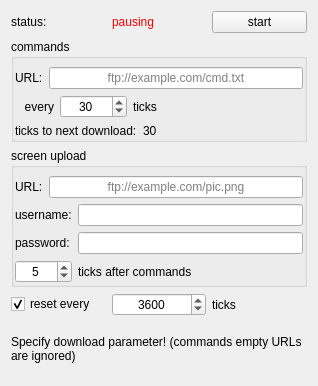
bchjoerni/mlab, file networkwindow.ui: the form before one commit.
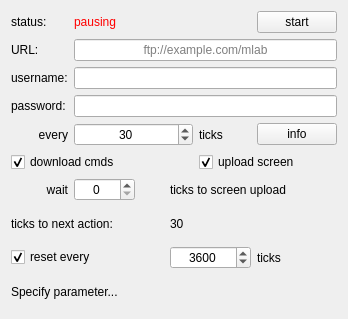
The form after the commit.

Commit message: mlabsignal system changed, networkremote window changed, portwindows now have buttons reset/refresh and clear info

```diff
--- a/networkwindow.ui
+++ b/networkwindow.ui
@@ -6,22 +6,57 @@
    <rect>
     <x>0</x>
     <y>0</y>
-    <width>318</width>
-    <height>386</height>
+    <width>348</width>
+    <height>319</height>
    </rect>
   </property>
   <property name="windowTitle">
    <string>network remote</string>
   </property>
-  <layout class="QGridLayout" name="gridLayout_3">
-   <item row="0" column="0">
-    <widget class="QLabel" name="lbl_status_lbl">
+  <layout class="QGridLayout" name="gridLayout">
+   <item row="4" column="1" colspan="3">
+    <widget class="QSpinBox" name="spb_ticks">
+     <property name="alignment">
+      <set>Qt::AlignCenter</set>
+     </property>
+     <property name="minimum">
+      <number>1</number>
+     </property>
+     <property name="maximum">
+      <number>100000</number>
+     </property>
+     <property name="value">
+      <number>30</number>
+     </property>
+    </widget>
+   </item>
+   <item row="3" column="1" colspan="6">
+    <widget class="QLineEdit" name="txt_password">
      <property name="text">
-      <string>status:</string>
+      <string/>
      </property>
+     <property name="echoMode">
+      <enum>QLineEdit::Password</enum>
+     </property>
+     <property name="alignment">
+      <set>Qt::AlignCenter</set>
+     </property>
     </widget>
    </item>
-   <item row="0" column="1">
+   <item row="10" column="3" colspan="3">
+    <widget class="QSpinBox" name="spb_reset">
+     <property name="alignment">
+      <set>Qt::AlignCenter</set>
+     </property>
+     <property name="maximum">
+      <number>10000</number>
+     </property>
+     <property name="value">
+      <number>3600</number>
+     </property>
+    </widget>
+   </item>
+   <item row="0" column="1" colspan="5">
     <widget class="QLabel" name="lbl_status">
      <property name="styleSheet">
       <string notr="true">color: red;</string>
@@ -31,242 +66,179 @@
      </property>
     </widget>
    </item>
-   <item row="0" column="2">
+   <item row="9" column="3" colspan="4">
+    <widget class="QLabel" name="lbl_ticksToNext">
+     <property name="sizePolicy">
+      <sizepolicy hsizetype="Expanding" vsizetype="Preferred">
+       <horstretch>0</horstretch>
+       <verstretch>0</verstretch>
+      </sizepolicy>
+     </property>
+     <property name="text">
+      <string>30</string>
+     </property>
+     <property name="alignment">
+      <set>Qt::AlignLeading|Qt::AlignLeft|Qt::AlignVCenter</set>
+     </property>
+    </widget>
+   </item>
+   <item row="10" column="0" colspan="2">
+    <widget class="QCheckBox" name="chb_reset">
+     <property name="text">
+      <string>reset every</string>
+     </property>
+     <property name="checked">
+      <bool>true</bool>
+     </property>
+    </widget>
+   </item>
+   <item row="3" column="0">
+    <widget class="QLabel" name="lbl_password_lbl">
+     <property name="text">
+      <string>password:</string>
+     </property>
+    </widget>
+   </item>
+   <item row="8" column="0">
+    <widget class="QLabel" name="lbl_wait_lbl">
+     <property name="text">
+      <string>wait</string>
+     </property>
+     <property name="alignment">
+      <set>Qt::AlignRight|Qt::AlignTrailing|Qt::AlignVCenter</set>
+     </property>
+    </widget>
+   </item>
+   <item row="0" column="0">
+    <widget class="QLabel" name="lbl_status_lbl">
+     <property name="text">
+      <string>status:</string>
+     </property>
+    </widget>
+   </item>
+   <item row="4" column="6">
+    <widget class="QPushButton" name="btn_info">
+     <property name="text">
+      <string>info</string>
+     </property>
+    </widget>
+   </item>
+   <item row="2" column="0">
+    <widget class="QLabel" name="lbl_username_lbl">
+     <property name="text">
+      <string>username:</string>
+     </property>
+    </widget>
+   </item>
+   <item row="1" column="0">
+    <widget class="QLabel" name="lbl_url_lbl">
+     <property name="text">
+      <string>URL:</string>
+     </property>
+    </widget>
+   </item>
+   <item row="4" column="0">
+    <widget class="QLabel" name="lbl_every_lbl">
+     <property name="text">
+      <string>every</string>
+     </property>
+     <property name="alignment">
+      <set>Qt::AlignRight|Qt::AlignTrailing|Qt::AlignVCenter</set>
+     </property>
+    </widget>
+   </item>
+   <item row="9" column="0" colspan="2">
+    <widget class="QLabel" name="lbl_ticksToNext_lbl">
+     <property name="text">
+      <string>ticks to next action:</string>
+     </property>
+    </widget>
+   </item>
+   <item row="8" column="1">
+    <widget class="QSpinBox" name="spb_ticksWait">
+     <property name="alignment">
+      <set>Qt::AlignCenter</set>
+     </property>
+     <property name="minimum">
+      <number>0</number>
+     </property>
+     <property name="maximum">
+      <number>10000</number>
+     </property>
+    </widget>
+   </item>
+   <item row="8" column="3" colspan="4">
+    <widget class="QLabel" name="lbl_waitToScreenUpload">
+     <property name="text">
+      <string>ticks to screen upload</string>
+     </property>
+    </widget>
+   </item>
+   <item row="10" column="6">
+    <widget class="QLabel" name="lbl_resetTicks_lbl">
+     <property name="text">
+      <string>ticks</string>
+     </property>
+    </widget>
+   </item>
+   <item row="2" column="1" colspan="6">
+    <widget class="QLineEdit" name="txt_username">
+     <property name="alignment">
+      <set>Qt::AlignCenter</set>
+     </property>
+     <property name="placeholderText">
+      <string/>
+     </property>
+    </widget>
+   </item>
+   <item row="1" column="1" colspan="6">
+    <widget class="QLineEdit" name="txt_url">
+     <property name="alignment">
+      <set>Qt::AlignCenter</set>
+     </property>
+     <property name="placeholderText">
+      <string>ftp://example.com/mlab</string>
+     </property>
+    </widget>
+   </item>
+   <item row="4" column="4" colspan="2">
+    <widget class="QLabel" name="lbl_ticks">
+     <property name="text">
+      <string>ticks</string>
+     </property>
+    </widget>
+   </item>
+   <item row="0" column="6">
     <widget class="QPushButton" name="btn_startStop">
      <property name="text">
       <string>start</string>
      </property>
     </widget>
    </item>
-   <item row="1" column="0" colspan="3">
-    <widget class="QGroupBox" name="grp_commands">
-     <property name="title">
-      <string>commands</string>
+   <item row="5" column="0" colspan="2">
+    <widget class="QCheckBox" name="chb_downloadCmds">
+     <property name="text">
+      <string>download cmds</string>
      </property>
-     <layout class="QGridLayout" name="gridLayout_2">
-      <property name="leftMargin">
-       <number>1</number>
-      </property>
-      <property name="topMargin">
-       <number>8</number>
-      </property>
-      <property name="rightMargin">
-       <number>1</number>
-      </property>
-      <property name="bottomMargin">
-       <number>1</number>
-      </property>
-      <item row="0" column="0">
-       <widget class="QLabel" name="lbl_urlCmd_lbl">
-        <property name="text">
-         <string>URL:</string>
-        </property>
-       </widget>
-      </item>
-      <item row="0" column="1" colspan="4">
-       <widget class="QLineEdit" name="txt_urlCmd">
-        <property name="alignment">
-         <set>Qt::AlignCenter</set>
-        </property>
-        <property name="placeholderText">
-         <string>ftp://example.com/cmd.txt</string>
-        </property>
-       </widget>
-      </item>
-      <item row="1" column="0" colspan="2">
-       <widget class="QLabel" name="lbl_checkCmd_lbl">
-        <property name="text">
-         <string>every</string>
-        </property>
-        <property name="alignment">
-         <set>Qt::AlignRight|Qt::AlignTrailing|Qt::AlignVCenter</set>
-        </property>
-       </widget>
-      </item>
-      <item row="1" column="2">
-       <widget class="QSpinBox" name="spb_ticksCmd">
-        <property name="alignment">
-         <set>Qt::AlignCenter</set>
-        </property>
-        <property name="minimum">
-         <number>1</number>
-        </property>
-        <property name="maximum">
-         <number>100000</number>
-        </property>
-        <property name="value">
-         <number>30</number>
-        </property>
-       </widget>
-      </item>
-      <item row="1" column="3" colspan="2">
-       <widget class="QLabel" name="lbl_ticksCmd">
-        <property name="text">
-         <string>ticks</string>
-        </property>
-       </widget>
-      </item>
-      <item row="2" column="0" colspan="4">
-       <widget class="QLabel" name="lbl_ticksToNextCmd_lbl">
-        <property name="text">
-         <string>ticks to next download:</string>
-        </property>
-       </widget>
-      </item>
-      <item row="2" column="4">
-       <widget class="QLabel" name="lbl_ticksToNextCmd">
-        <property name="sizePolicy">
-         <sizepolicy hsizetype="Expanding" vsizetype="Preferred">
-          <horstretch>0</horstretch>
-          <verstretch>0</verstretch>
-         </sizepolicy>
-        </property>
-        <property name="text">
-         <string>30</string>
-        </property>
-        <property name="alignment">
-         <set>Qt::AlignLeading|Qt::AlignLeft|Qt::AlignVCenter</set>
-        </property>
-       </widget>
-      </item>
-     </layout>
+     <property name="checked">
+      <bool>true</bool>
+     </property>
     </widget>
    </item>
-   <item row="2" column="0" colspan="3">
-    <widget class="QGroupBox" name="grp_screenUpload">
-     <property name="title">
-      <string>screen upload</string>
+   <item row="5" column="4" colspan="3">
+    <widget class="QCheckBox" name="chb_uploadScreen">
+     <property name="text">
+      <string>upload screen</string>
      </property>
-     <layout class="QGridLayout" name="gridLayout">
-      <property name="leftMargin">
-       <number>1</number>
-      </property>
-      <property name="topMargin">
-       <number>8</number>
-      </property>
-      <property name="rightMargin">
-       <number>1</number>
-      </property>
-      <property name="bottomMargin">
-       <number>1</number>
-      </property>
-      <item row="0" column="0">
-       <widget class="QLabel" name="lbl_urlUpload_lbl">
-        <property name="text">
-         <string>URL:</string>
-        </property>
-       </widget>
-      </item>
-      <item row="0" column="1" colspan="2">
-       <widget class="QLineEdit" name="txt_urlUpload">
-        <property name="alignment">
-         <set>Qt::AlignCenter</set>
-        </property>
-        <property name="placeholderText">
-         <string>ftp://example.com/pic.png</string>
-        </property>
-       </widget>
-      </item>
-      <item row="1" column="0" colspan="2">
-       <widget class="QLabel" name="lbl_usernameUpload_lbl">
-        <property name="text">
-         <string>username:</string>
-        </property>
-       </widget>
-      </item>
-      <item row="1" column="2">
-       <widget class="QLineEdit" name="txt_usernameUpload">
-        <property name="alignment">
-         <set>Qt::AlignCenter</set>
-        </property>
-        <property name="placeholderText">
-         <string/>
-        </property>
-       </widget>
-      </item>
-      <item row="2" column="0" colspan="2">
-       <widget class="QLabel" name="lbl_passwordUpload_lbl">
-        <property name="text">
-         <string>password:</string>
-        </property>
-       </widget>
-      </item>
-      <item row="2" column="2">
-       <widget class="QLineEdit" name="txt_passwordUpload">
-        <property name="text">
-         <string/>
-        </property>
-        <property name="echoMode">
-         <enum>QLineEdit::Password</enum>
-        </property>
-        <property name="alignment">
-         <set>Qt::AlignCenter</set>
-        </property>
-       </widget>
-      </item>
-      <item row="3" column="0" colspan="2">
-       <widget class="QSpinBox" name="spb_ticksUpload">
-        <property name="alignment">
-         <set>Qt::AlignCenter</set>
-        </property>
-        <property name="minimum">
-         <number>1</number>
-        </property>
-        <property name="maximum">
-         <number>1000</number>
-        </property>
-        <property name="value">
-         <number>5</number>
-        </property>
-       </widget>
-      </item>
-      <item row="3" column="2">
-       <widget class="QLabel" name="lbl_ticksUpload">
-        <property name="text">
-         <string>ticks after commands</string>
-        </property>
-       </widget>
-      </item>
-     </layout>
+     <property name="checked">
+      <bool>true</bool>
+     </property>
     </widget>
    </item>
-   <item row="4" column="0" colspan="3">
+   <item row="11" column="0" colspan="7">
     <widget class="QLabel" name="lbl_info">
      <property name="text">
-      <string>Specify download parameter! (commands empty URLs are ignored)</string>
-     </property>
-     <property name="wordWrap">
-      <bool>true</bool>
-     </property>
-    </widget>
-   </item>
-   <item row="3" column="1">
-    <widget class="QSpinBox" name="spb_reset">
-     <property name="alignment">
-      <set>Qt::AlignCenter</set>
-     </property>
-     <property name="maximum">
-      <number>10000</number>
-     </property>
-     <property name="value">
-      <number>3600</number>
-     </property>
-    </widget>
-   </item>
-   <item row="3" column="2">
-    <widget class="QLabel" name="lbl_resetTicks_lbl">
-     <property name="text">
-      <string>ticks</string>
-     </property>
-    </widget>
-   </item>
-   <item row="3" column="0">
-    <widget class="QCheckBox" name="chb_reset">
-     <property name="text">
-      <string>reset every</string>
-     </property>
-     <property name="checked">
-      <bool>true</bool>
+      <string>Specify parameter...</string>
      </property>
     </widget>
    </item>
```
Left out of the diff: 8 changed lines with no effect on the pictures. The commit also changes 78 other files.
